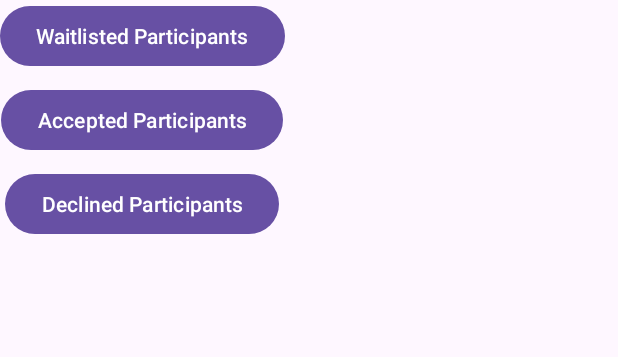
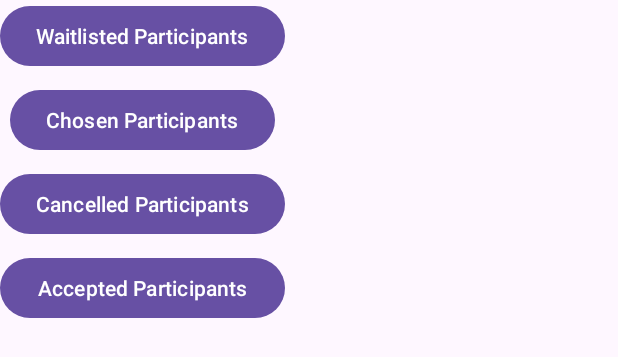
Before and after one commit to HooriyaHK/EventManagementApp, an Android app: the layout popup_event_lists.xml on its own in the app's theme, with its tools: preview values and no code run, on a phone screen of 412 x 824 dp. Shown: the top 357 px of the screen. Run offline under Robolectric (Android 15) with nearby library versions, the phone set to English and light mode, and no system bars.

Commit message:
[IMPROVEMENT] - organizer can cancel entrants that did not signup (#154)
Co-authored-by: Diego Arana <diegoarana@MacBook-Pro-158.local>

```diff
--- a/code/app/src/main/java/com/example/goldencarrot/data/model/user/UserUtils.java
+++ b/code/app/src/main/java/com/example/goldencarrot/data/model/user/UserUtils.java
@@ -17,8 +17,10 @@ public class UserUtils {
 
     // waitlist user statuses
     public static final String WAITING_STATUS = "waiting";
+    public static final String CHOSEN_STATUS = "chosen";
+    public static final String DECLINED_STATUS = "declined";
     public static final String ACCEPTED_STATUS = "accepted";
-    public static final String DECLINED_STATUS = "declined";
+    public static final String CANCELLED_STATUS = "cancelled";
 
     // List of valid user types, immutable for safety
     public static final List<String> validUserTypes = Collections.unmodifiableList(
--- a/code/app/src/main/java/com/example/goldencarrot/views/EntrantNotificationsActivity.java
+++ b/code/app/src/main/java/com/example/goldencarrot/views/EntrantNotificationsActivity.java
@@ -23,6 +23,7 @@ import com.example.goldencarrot.data.model.notification.Notification;
 import com.example.goldencarrot.data.model.notification.NotificationAdapter;
 import com.example.goldencarrot.data.model.user.User;
 import com.example.goldencarrot.data.model.user.UserImpl;
+import com.example.goldencarrot.data.model.user.UserUtils;
 import com.google.firebase.firestore.FirebaseFirestore;
 
 import java.util.ArrayList;
@@ -91,11 +92,11 @@ public class EntrantNotificationsActivity extends AppCompatActivity {
                     .setMessage(selectedNotification.getMessage())
                     .setPositiveButton("ACCEPT", (dialog, which) -> {
                         handleNotificationAction(notificationId, index);
-                        changeStatusInWaitList(getDeviceId(this), selectedNotification.getWaitListId(), "accepted");
+                        changeStatusInWaitList(getDeviceId(this), selectedNotification.getWaitListId(), UserUtils.ACCEPTED_STATUS);
                     })
                     .setNegativeButton("DECLINE", (dialog, which) -> {
                         handleNotificationAction(notificationId, index);
-                        changeStatusInWaitList(getDeviceId(this), selectedNotification.getWaitListId(), "cancelled");
+                        changeStatusInWaitList(getDeviceId(this), selectedNotification.getWaitListId(), UserUtils.DECLINED_STATUS);
                     })
                     .show();
         });
--- a/code/app/src/main/java/com/example/goldencarrot/views/OrganizerEventDetailsActivity.java
+++ b/code/app/src/main/java/com/example/goldencarrot/views/OrganizerEventDetailsActivity.java
@@ -262,12 +262,14 @@ public class OrganizerEventDetailsActivity extends AppCompatActivity {
         entrantsPopup.showAtLocation(findViewById(R.id.button_DetailViewEventLists), Gravity.CENTER, 0, 0);
 
         Button waitlistedButton = popupView.findViewById(R.id.button_EventDetailWaitlistedEntrants);
+        Button chosenButton = popupView.findViewById(R.id.button_EventDetailChosenEntrants);
+        Button declinedButton = popupView.findViewById(R.id.button_EventDetailRejectedEntrants);
         Button acceptedButton = popupView.findViewById(R.id.button_EventDetailAcceptedEntrants);
-        Button declinedButton = popupView.findViewById(R.id.button_EventDetailRejectedEntrants);
 
         waitlistedButton.setOnClickListener(v -> openEntrantsView(UserUtils.WAITING_STATUS));
+        chosenButton.setOnClickListener(v -> openEntrantsView(UserUtils.CHOSEN_STATUS));
+        declinedButton.setOnClickListener(v -> openEntrantsView(UserUtils.DECLINED_STATUS));
         acceptedButton.setOnClickListener(v -> openEntrantsView(UserUtils.ACCEPTED_STATUS));
-        declinedButton.setOnClickListener(v -> openEntrantsView(UserUtils.DECLINED_STATUS));
     }
 
     private void openEntrantsView(String status) {
--- a/code/app/src/main/res/layout/popup_event_lists.xml
+++ b/code/app/src/main/res/layout/popup_event_lists.xml
@@ -15,12 +15,12 @@
         android:layout_marginBottom="8dp"
         />
 
-    <!-- Accepted Entrants Button -->
+    <!-- Chosen Entrants Button -->
     <Button
-        android:id="@+id/button_EventDetailAcceptedEntrants"
+        android:id="@+id/button_EventDetailChosenEntrants"
         android:layout_width="wrap_content"
         android:layout_height="wrap_content"
-        android:text="Accepted Participants"
+        android:text="Chosen Participants"
         android:layout_marginBottom="8dp"
         />
 
@@ -29,8 +29,14 @@
         android:id="@+id/button_EventDetailRejectedEntrants"
         android:layout_width="wrap_content"
         android:layout_height="wrap_content"
-        android:text="Declined Participants"
+        android:text="Cancelled Participants"
         android:layout_marginBottom="8dp"
         />
 
+    <Button
+        android:id="@+id/button_EventDetailAcceptedEntrants"
+        android:layout_width="match_parent"
+        android:layout_height="wrap_content"
+        android:text="Accepted Participants" />
+
 </LinearLayout>
```
Also changed, not shown: code/app/src/main/java/com/example/goldencarrot/controller/WaitListController.java (+16 -2 lines), code/app/src/main/java/com/example/goldencarrot/views/OrganizerWaitlistView.java (+37 -16 lines), code/app/src/main/res/layout/activity_waitlisted_users_list.xml (+11 -0 lines), 2 other files.
